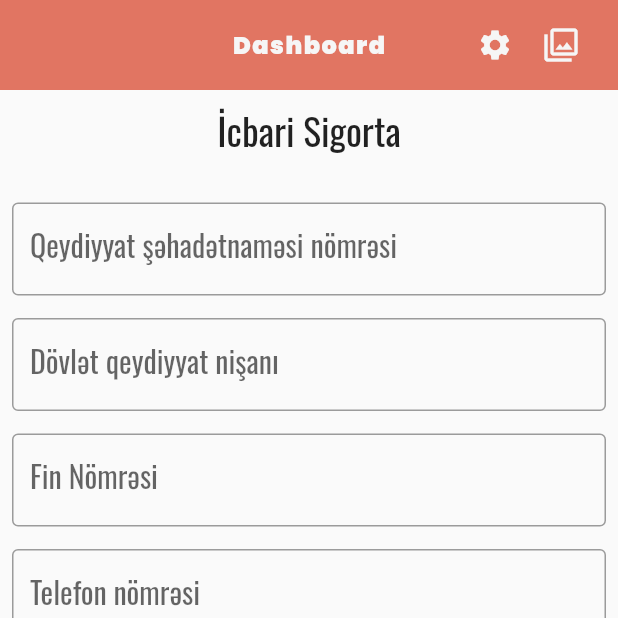
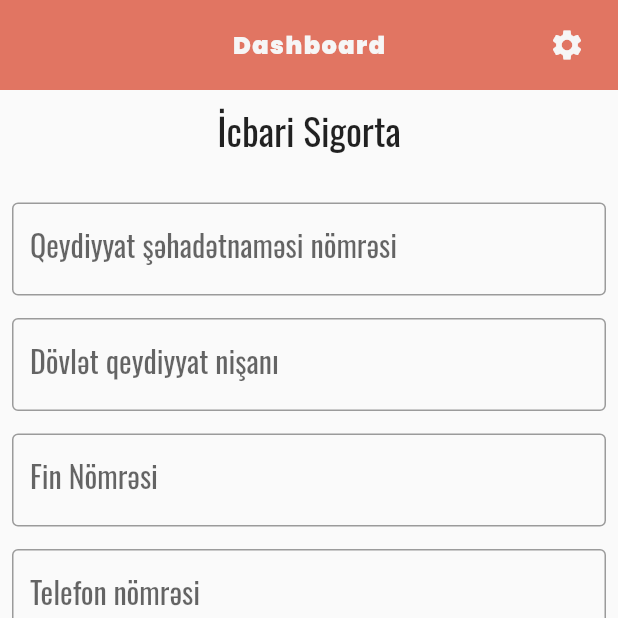
Before and after one commit to rabia-yucel/notify-master, a Flutter app: the screen it shows once a user with an empty profile is signed in, item 2 of the bottom bar chosen, on a phone screen of 412 x 824 dp, the top half of it. Run offline on Flutter 3.47's test engine with Material 2 defaults, Android fonts, the phone set to English and light mode, and no system bars; our stand-ins replace cloud_firestore, country_code_picker, firebase_auth, firebase_core, firebase_database, firebase_messaging and 9 more; missing offline and left inert: barcode_scan2, clipboard, firebase_performance, google_mlkit_text_recognition; accounts and stored records are empty.

Commit message:
ocr deyisdirildi 4

```diff
--- a/lib/pages/Insurance/RealTimeDb/İnsertDb.dart
+++ b/lib/pages/Insurance/RealTimeDb/İnsertDb.dart
@@ -2,6 +2,7 @@ import 'dart:convert';
 import 'dart:io';
 
 import 'package:cloud_firestore/cloud_firestore.dart';
+import 'package:firebase_database/firebase_database.dart';
 
 import 'package:flutter/material.dart';
 import 'package:google_fonts/google_fonts.dart';
@@ -64,6 +65,7 @@ Future<DataPostModel?> submitdata(String plateNumber, String finCode, String car
 
 class _RealTimeDbInsertState extends State<RealTimeDbInsert> {
 
+
   late DataPostModel _dataPostModel;
  // late Link _link;
   TextEditingController regController =  TextEditingController();
@@ -74,7 +76,7 @@ class _RealTimeDbInsertState extends State<RealTimeDbInsert> {
 
  //TextEditingController linkController = TextEditingController();
 
-  // final databaseRef = FirebaseDatabase.instance.reference();
+   //final databaseRef = FirebaseDatabase.instance.reference();
 
 
   @override
--- a/lib/pages/otp_verification.dart
+++ b/lib/pages/otp_verification.dart
@@ -294,7 +294,7 @@ class _OTPVerificationState extends State<OTPVerification> {
                   .catchError((error) => print("Failed to update user: $error"));
 
               SessionDataManager.setAllowBankNotifications(userDoc.get('allow_bank_notifications'));
-              SessionDataManager.setAllowMerchantNotifications(userDoc.get('allow_merchant_notifications'));
+             SessionDataManager.setAllowMerchantNotifications(userDoc.get('allow_merchant_notifications'));
             }
 
             SessionDataManager.setUserId(user.uid);
--- a/lib/widgets/app_bar.dart
+++ b/lib/widgets/app_bar.dart
@@ -72,16 +72,7 @@ getAppBar3(text) {
           color: secondaryColor,
         ),
       ),
-       IconButton(
-        onPressed: () {
-          Get.to(() => const Filters());
-        },
-        icon: const Icon(
-          Icons.filter,
-          color: secondaryColor,
-        ),
-        alignment: Alignment.centerLeft,
-      ),
+
 
       const SizedBox(
         width: 10,
```
